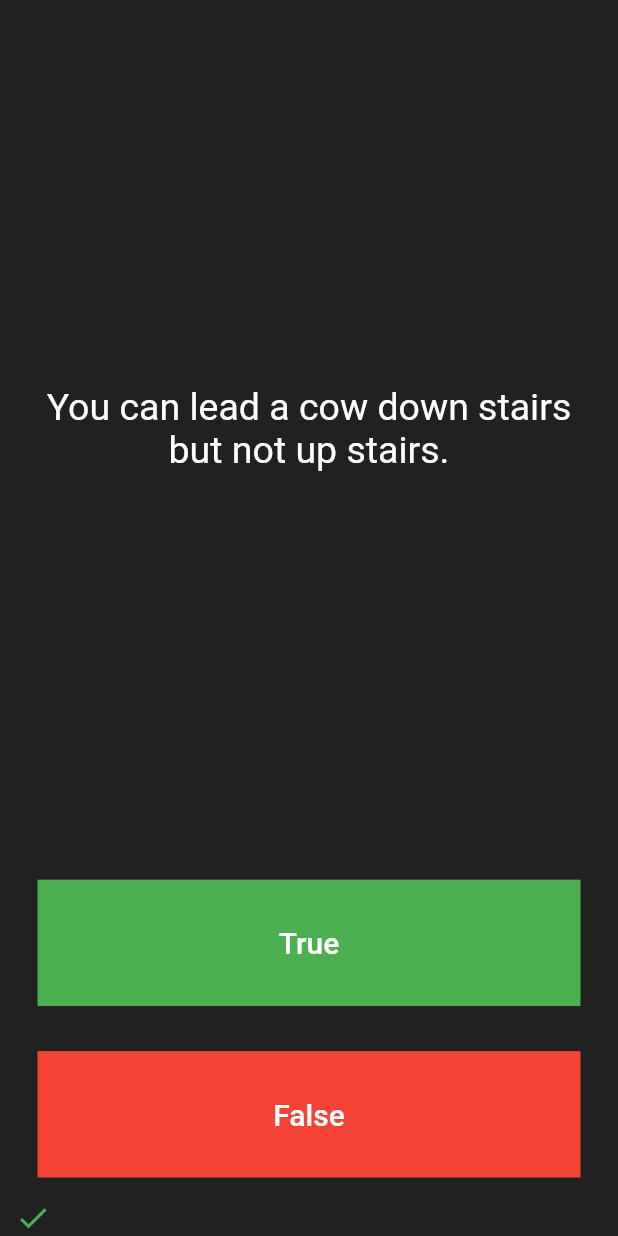
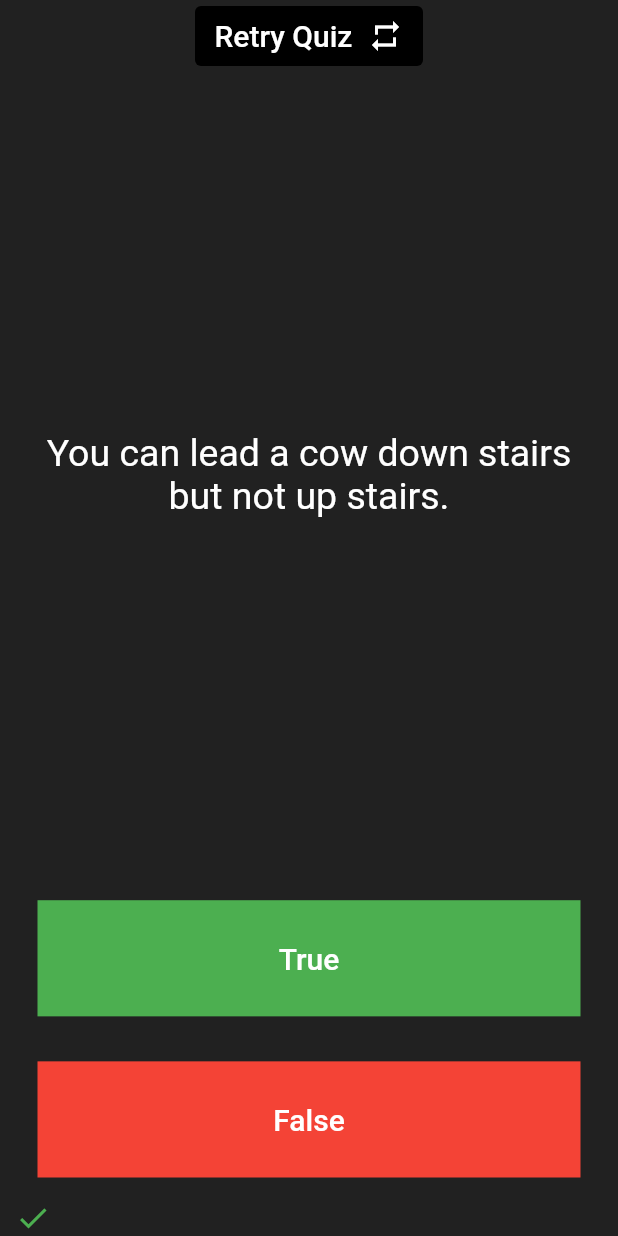
Before and after one commit to 95ImadEL/QuizzlerApp, a Flutter app: the screen it shows after launch, after a tap on "True", on a phone screen of 412 x 824 dp. Run offline on Flutter 3.47's test engine with Material 2 defaults, Android fonts, the phone set to English and light mode, and no system bars; our stand-ins replace rflutter_alert.

Commit message:
Upgrade retry quiz widget

```diff
--- a/lib/main.dart
+++ b/lib/main.dart
@@ -40,6 +40,7 @@ class _QuizPageState extends State<QuizPage> {
     //The user picked true
     bool correctAnswer = quizBrain.getCorrectAnswer();
     setState(() {
+      if (quizBrain.isFinished() == false) {
         if (userPickedAnswer == correctAnswer) {
           scoreKeeper.add(Icon(
             Icons.check,
@@ -52,30 +53,18 @@ class _QuizPageState extends State<QuizPage> {
             color: Colors.red,
           ));
         }
+      }
       if (quizBrain.isFinished() == true) {
         int finalScore = quizBrain.getFinalScore();
         int totalQuestion = quizBrain.getQuizLength();
         Alert(
           context: context,
-          type: AlertType.error,
           title: "Finished",
           desc:
-              "You've reached the end of the quiz. You got $finalScore/$totalQuestion",
-          buttons: [
-            DialogButton(
-              child: Text(
-                "Retry",
-                style: TextStyle(color: Colors.white, fontSize: 20),
-              ),
-              onPressed: () {
-                Navigator.pop(context);
-                scoreKeeper.clear();
-              },
-              width: 120,
-            )
-          ],
+              "You've reached the end of the quiz. You got $finalScore/$totalQuestion \n "
+              "Tap retry to reload the quiz",
+          buttons: [],
         ).show();
-        quizBrain.reset();
       } else {
         quizBrain.nextQuestion();
       }
@@ -88,6 +77,35 @@ class _QuizPageState extends State<QuizPage> {
       mainAxisAlignment: MainAxisAlignment.spaceBetween,
       crossAxisAlignment: CrossAxisAlignment.stretch,
       children: [
+        Padding(
+          padding: const EdgeInsets.symmetric(horizontal: 120.0),
+          child: TextButton(
+            style: TextButton.styleFrom(
+              backgroundColor: Colors.black, // Background Color
+            ),
+            onPressed: () {
+              setState(() {
+                quizBrain.reset();
+                scoreKeeper.clear();
+              });
+            },
+            child: Row(
+              mainAxisAlignment: MainAxisAlignment.center,
+              children: const [
+                Text(
+                  "Retry Quiz",
+                  style: TextStyle(color: Colors.white, fontSize: 20),
+                  textAlign: TextAlign.center,
+                ),
+                SizedBox(width: 10),
+                Icon(
+                  Icons.repeat,
+                  color: Colors.white,
+                ),
+              ],
+            ),
+          ),
+        ),
         Expanded(
           flex: 5,
           child: Padding(
--- a/lib/quiz_brain.dart
+++ b/lib/quiz_brain.dart
@@ -56,7 +56,6 @@ class QuizBrain {
   void reset() {
     _questionNumber = 0;
     _numberOfCorrectAnswers = 0;
-    print(_questionNumber);
   }
 
   void updateScore() {
```
Lines whose indentation alone changed are shown as unchanged.
